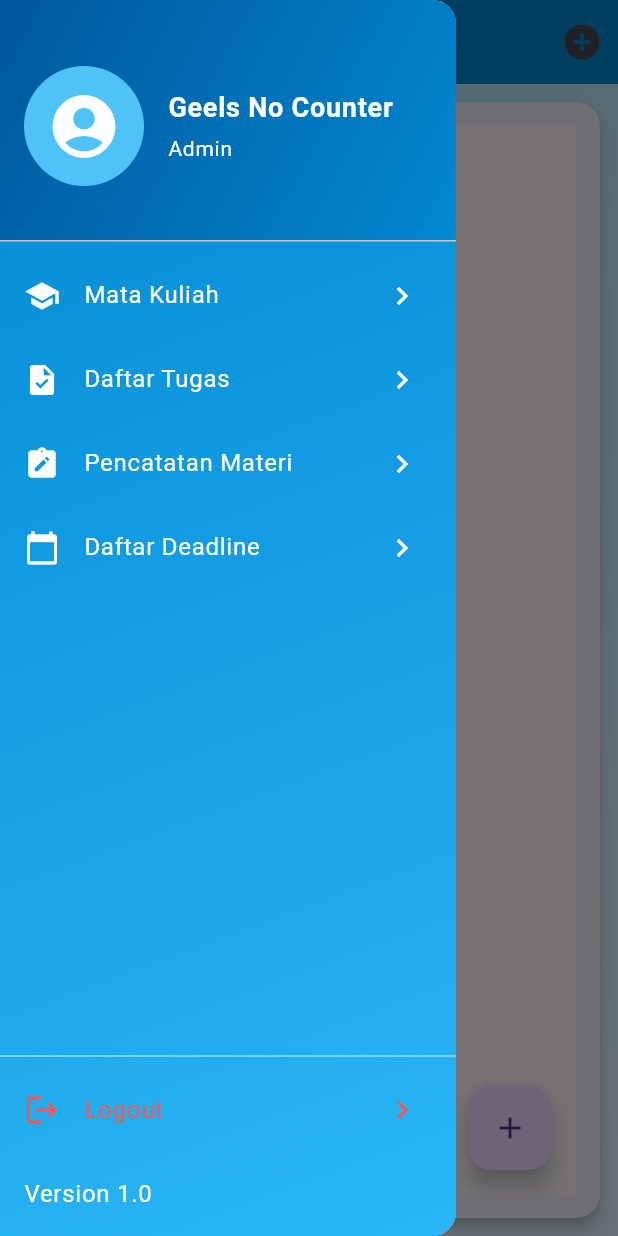
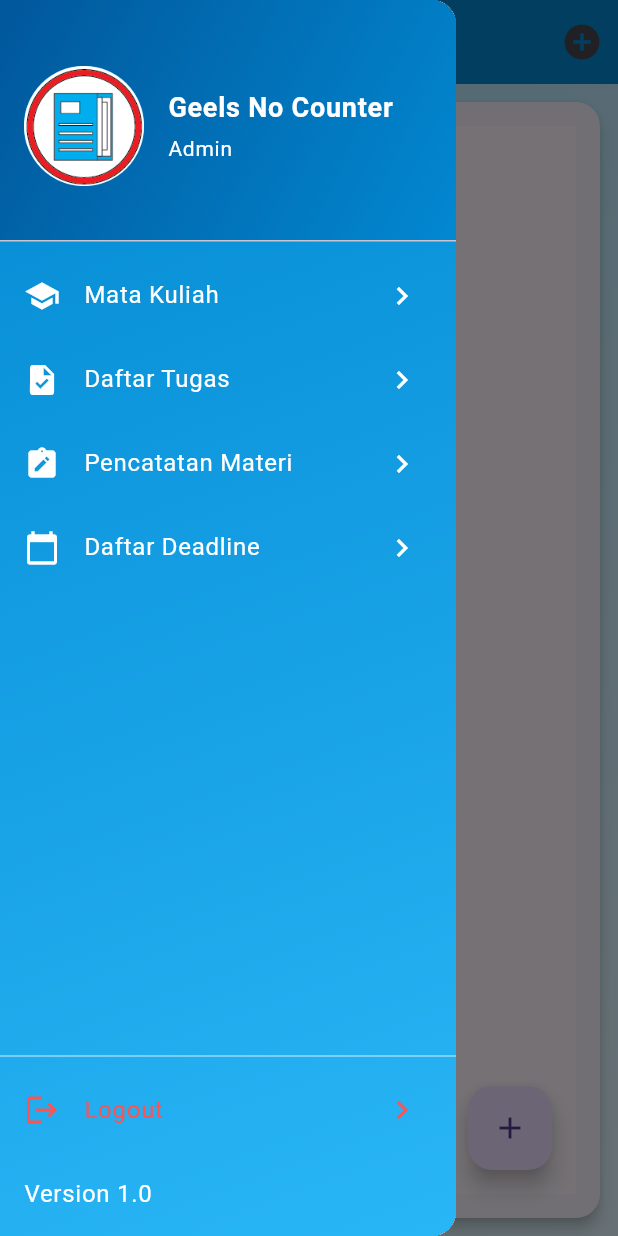
Before and after one commit to lioneladitya/aplikasi-jadwal-kuliah, a Flutter app: the DashboardAdmin screen opened directly, with the side drawer open, on a phone screen of 412 x 824 dp. Run offline on Flutter 3.47's test engine with Material 3 defaults, Android fonts, the phone set to English and light mode, and no system bars; our stand-ins replace cloud_firestore, firebase_auth, firebase_core, get; accounts and stored records are empty.

```diff
--- a/lib/app/modules/home/views/home_view.dart
+++ b/lib/app/modules/home/views/home_view.dart
@@ -125,10 +125,8 @@ class _DashboardAdminState extends State<DashboardAdmin> {
                   CircleAvatar(
                     radius: 40,
                     backgroundColor: Colors.lightBlue.shade300,
-                    child: Icon(
-                      Icons.account_circle,
-                      size: 50,
-                      color: Colors.white,
+                    child: Image.asset(
+                      'assets/images/profile.png'
                     ),
                   ),
                   SizedBox(width: 16),
```
Also changed, not shown: assets/images/profile.png (added).
